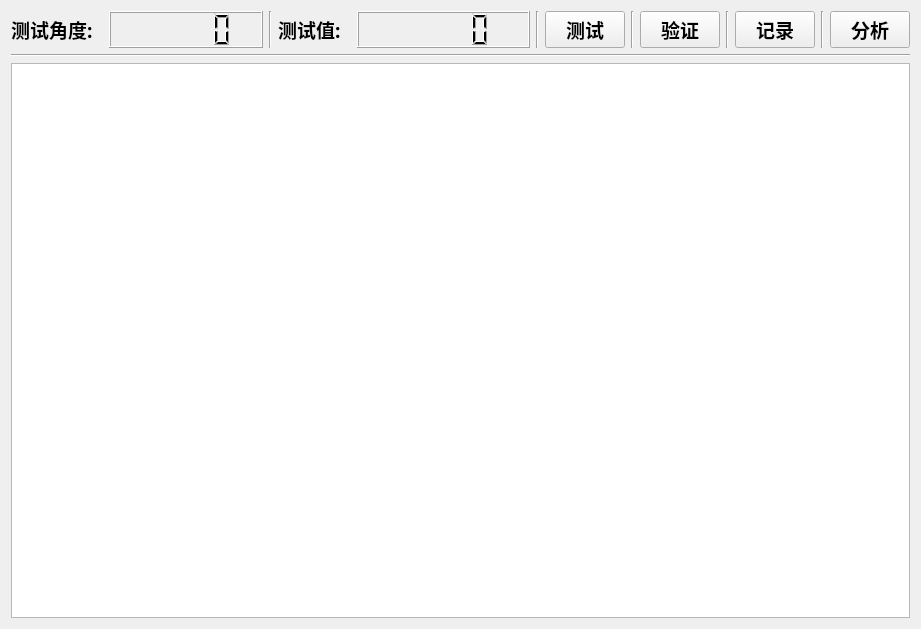
Before: the Qt Designer form rotarytest.ui in willowind/DR-Demo, drawn with Qt 5.
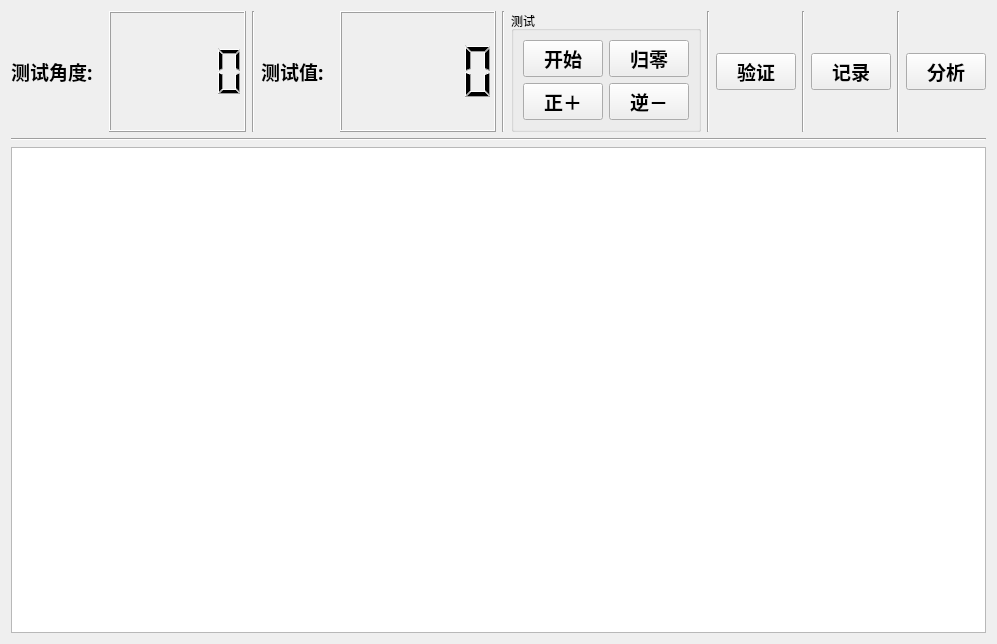
After: the same form once the commit is applied.

The edit to the form file:
```diff
--- a/rotarytest.ui
+++ b/rotarytest.ui
@@ -6,14 +6,14 @@
    <rect>
     <x>0</x>
     <y>0</y>
-    <width>921</width>
-    <height>629</height>
+    <width>997</width>
+    <height>644</height>
    </rect>
   </property>
   <property name="windowTitle">
    <string>Form</string>
   </property>
-  <layout class="QGridLayout" name="gridLayout">
+  <layout class="QGridLayout" name="gridLayout_3">
    <item row="0" column="0">
     <layout class="QVBoxLayout" name="verticalLayout">
      <item>
@@ -151,27 +151,112 @@
         </widget>
        </item>
        <item>
-        <widget class="QPushButton" name="testPushButton">
-         <property name="sizePolicy">
-          <sizepolicy hsizetype="Preferred" vsizetype="Fixed">
-           <horstretch>0</horstretch>
-           <verstretch>0</verstretch>
-          </sizepolicy>
-         </property>
-         <property name="font">
-          <font>
-           <family>Agency FB</family>
-           <pointsize>14</pointsize>
-           <weight>75</weight>
-           <bold>true</bold>
-          </font>
-         </property>
-         <property name="text">
+        <widget class="QGroupBox" name="groupBox">
+         <property name="title">
           <string>测试</string>
          </property>
-         <property name="checkable">
-          <bool>true</bool>
-         </property>
+         <layout class="QGridLayout" name="gridLayout_2">
+          <item row="0" column="0">
+           <layout class="QGridLayout" name="gridLayout">
+            <item row="0" column="0">
+             <widget class="QPushButton" name="testPushButton">
+              <property name="sizePolicy">
+               <sizepolicy hsizetype="Preferred" vsizetype="Fixed">
+                <horstretch>0</horstretch>
+                <verstretch>0</verstretch>
+               </sizepolicy>
+              </property>
+              <property name="font">
+               <font>
+                <family>Agency FB</family>
+                <pointsize>14</pointsize>
+                <weight>75</weight>
+                <bold>true</bold>
+               </font>
+              </property>
+              <property name="text">
+               <string>开始</string>
+              </property>
+              <property name="checkable">
+               <bool>true</bool>
+              </property>
+             </widget>
+            </item>
+            <item row="0" column="1">
+             <widget class="QPushButton" name="returnZeroPushButton">
+              <property name="sizePolicy">
+               <sizepolicy hsizetype="Preferred" vsizetype="Fixed">
+                <horstretch>0</horstretch>
+                <verstretch>0</verstretch>
+               </sizepolicy>
+              </property>
+              <property name="font">
+               <font>
+                <family>Agency FB</family>
+                <pointsize>14</pointsize>
+                <weight>75</weight>
+                <bold>true</bold>
+               </font>
+              </property>
+              <property name="text">
+               <string>归零</string>
+              </property>
+              <property name="checkable">
+               <bool>true</bool>
+              </property>
+             </widget>
+            </item>
+            <item row="1" column="0">
+             <widget class="QPushButton" name="increasePushButton">
+              <property name="sizePolicy">
+               <sizepolicy hsizetype="Preferred" vsizetype="Fixed">
+                <horstretch>0</horstretch>
+                <verstretch>0</verstretch>
+               </sizepolicy>
+              </property>
+              <property name="font">
+               <font>
+                <family>Agency FB</family>
+                <pointsize>14</pointsize>
+                <weight>75</weight>
+                <bold>true</bold>
+               </font>
+              </property>
+              <property name="text">
+               <string>正＋</string>
+              </property>
+              <property name="checkable">
+               <bool>true</bool>
+              </property>
+             </widget>
+            </item>
+            <item row="1" column="1">
+             <widget class="QPushButton" name="decreasePushButton">
+              <property name="sizePolicy">
+               <sizepolicy hsizetype="Preferred" vsizetype="Fixed">
+                <horstretch>0</horstretch>
+                <verstretch>0</verstretch>
+               </sizepolicy>
+              </property>
+              <property name="font">
+               <font>
+                <family>Agency FB</family>
+                <pointsize>14</pointsize>
+                <weight>75</weight>
+                <bold>true</bold>
+               </font>
+              </property>
+              <property name="text">
+               <string>逆－</string>
+              </property>
+              <property name="checkable">
+               <bool>true</bool>
+              </property>
+             </widget>
+            </item>
+           </layout>
+          </item>
+         </layout>
         </widget>
        </item>
        <item>
```
